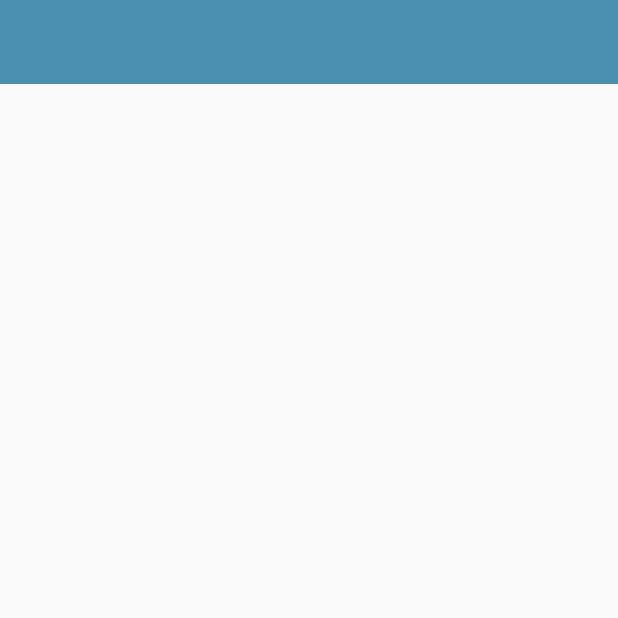
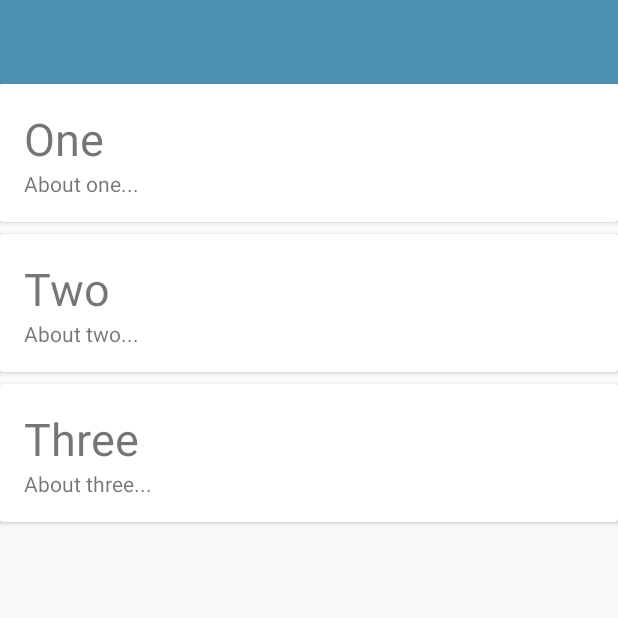
Before and after one commit to dlombard94/Ringfort, an Android app: the screen it shows after launch (RingfortListActivity), on a phone screen of 412 x 824 dp, the top half of it. Run offline under Robolectric (Android 15) with nearby library versions, the phone set to English and light mode, and no system bars; 1 statement that could not run was skipped.

Commit message:
added card + recyclerView

```diff
--- a/app/src/main/java/org/wit/ringfort/activities/RingfortListActivity.kt
+++ b/app/src/main/java/org/wit/ringfort/activities/RingfortListActivity.kt
@@ -1,9 +1,17 @@
 package org.wit.ringfort.activities
 
 import android.os.Bundle
+import android.view.LayoutInflater
+import android.view.View
+import android.view.ViewGroup
 import androidx.appcompat.app.AppCompatActivity
+import androidx.recyclerview.widget.LinearLayoutManager
+import androidx.recyclerview.widget.RecyclerView
+import kotlinx.android.synthetic.main.activity_ringfort_list.*
+import kotlinx.android.synthetic.main.card_placemark.view.*
 import org.wit.ringfort.R
 import org.wit.ringfort.main.MainApp
+import org.wit.ringfort.models.RingfortModel
 
 
 class RingfortListActivity : AppCompatActivity() {
@@ -14,5 +22,38 @@ class RingfortListActivity : AppCompatActivity() {
         super.onCreate(savedInstanceState)
         setContentView(R.layout.activity_ringfort_list)
         app = application as MainApp
+
+        val layoutManager = LinearLayoutManager(this)
+        recyclerView.layoutManager = layoutManager
+        recyclerView.adapter = RingfortAdapter(app.ringforts)
     }
 }
+
+class RingfortAdapter constructor(private var ringforts: List<RingfortModel>) :
+    RecyclerView.Adapter<RingfortAdapter.MainHolder>() {
+
+    override fun onCreateViewHolder(parent: ViewGroup, viewType: Int): MainHolder {
+        return MainHolder(
+            LayoutInflater.from(parent?.context).inflate(
+                R.layout.card_placemark,
+                parent,
+                false
+            )
+        )
+    }
+
+    override fun onBindViewHolder(holder: MainHolder, position: Int) {
+        val ringfort = ringforts[holder.adapterPosition]
+        holder.bind(ringfort)
+    }
+
+    override fun getItemCount(): Int = ringforts.size
+
+    class MainHolder constructor(itemView: View) : RecyclerView.ViewHolder(itemView) {
+
+        fun bind(ringfort: RingfortModel) {
+            itemView.ringfortTitle.text = ringfort.title
+            itemView.description.text = ringfort.description
+        }
+    }
+}
--- a/app/src/main/java/org/wit/ringfort/main/MainApp.kt
+++ b/app/src/main/java/org/wit/ringfort/main/MainApp.kt
@@ -13,5 +13,8 @@ class MainApp : Application(), AnkoLogger {
     override fun onCreate() {
         super.onCreate()
         info("Ringfort started")
+        ringforts.add(RingfortModel("One", "About one..."))
+        ringforts.add(RingfortModel("Two", "About two..."))
+        ringforts.add(RingfortModel("Three", "About three..."))
     }
 }
--- a/app/src/main/res/layout/activity_ringfort_list.xml
+++ b/app/src/main/res/layout/activity_ringfort_list.xml
@@ -21,4 +21,11 @@
             app:titleTextColor="@color/colorPrimary" />
     </com.google.android.material.appbar.AppBarLayout>
 
+    <androidx.recyclerview.widget.RecyclerView
+        android:id="@+id/recyclerView"
+        android:layout_width="match_parent"
+        android:layout_height="match_parent"
+        android:scrollbars="vertical"
+        app:layout_behavior="@string/appbar_scrolling_view_behavior" />
+
 </androidx.coordinatorlayout.widget.CoordinatorLayout>
--- /dev/null
+++ b/app/src/main/res/layout/card_placemark.xml
@@ -0,0 +1,28 @@
+<?xml version="1.0" encoding="utf-8"?>
+<androidx.cardview.widget.CardView
+    xmlns:android="http://schemas.android.com/apk/res/android"
+    android:layout_width="match_parent"
+    android:layout_height="wrap_content"
+    android:layout_marginBottom="8dp"
+    android:elevation="24dp">
+
+    <RelativeLayout
+        android:layout_width="match_parent"
+        android:layout_height="wrap_content"
+        android:padding="16dp">
+
+        <TextView
+            android:id="@+id/ringfortTitle"
+            android:layout_width="wrap_content"
+            android:layout_height="wrap_content"
+            android:layout_alignParentTop="true"
+            android:textSize="30sp" />
+
+        <TextView
+            android:id="@+id/description"
+            android:layout_width="wrap_content"
+            android:layout_height="wrap_content"
+            android:layout_below="@id/ringfortTitle" />
+
+    </RelativeLayout>
+</androidx.cardview.widget.CardView>
```
